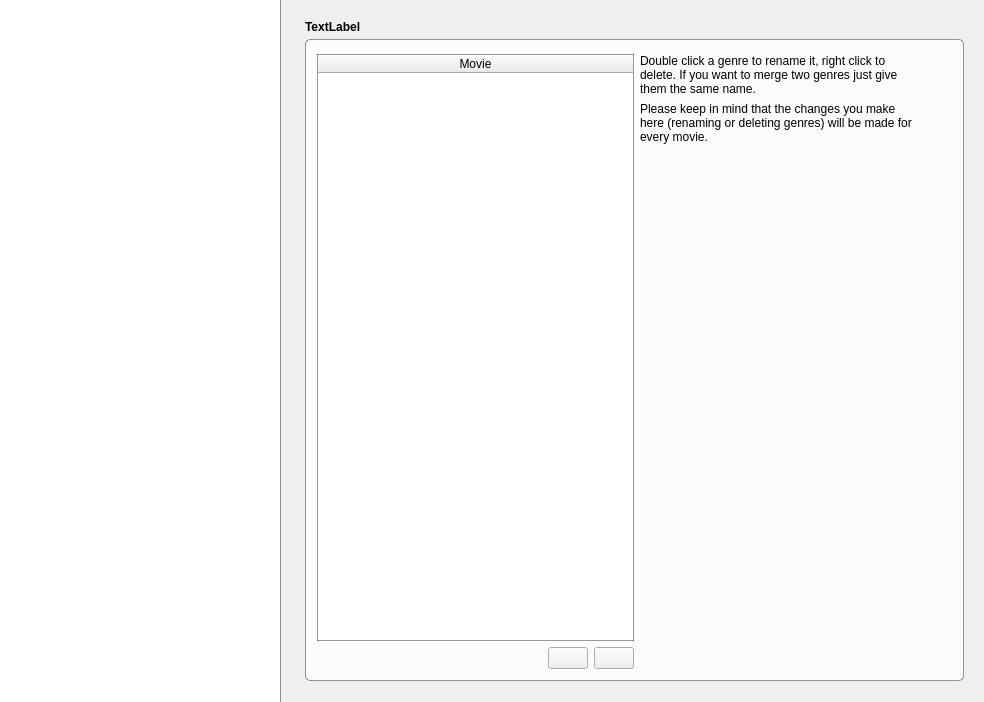
Old version of the form movies/GenreWidget.ui in the repository Komet/MediaElch.
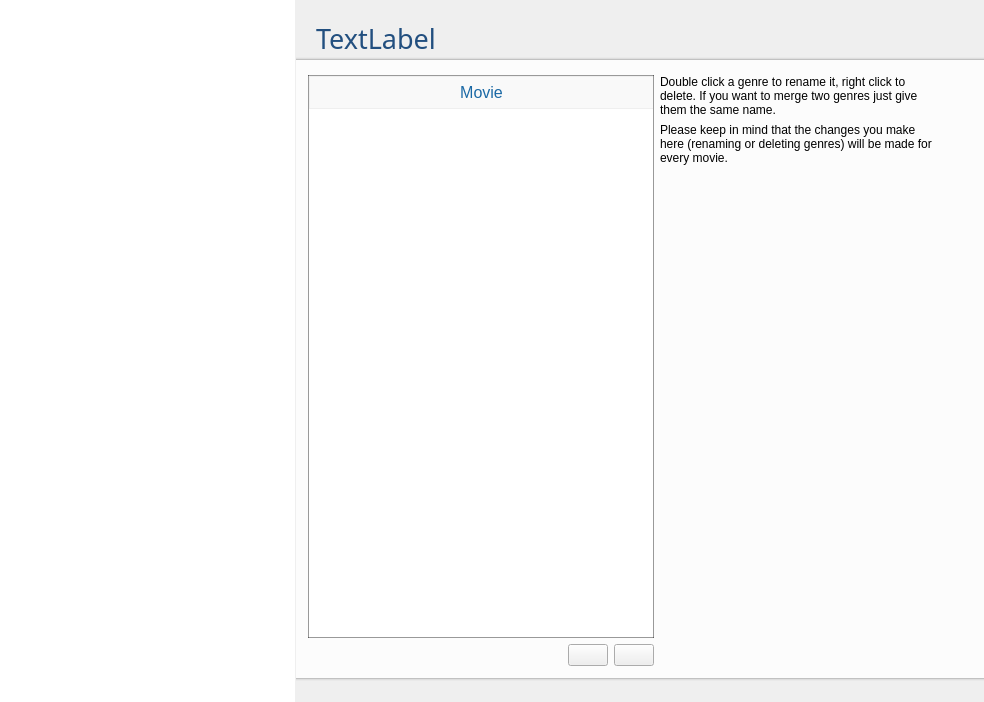
New version of the form. Icons and pictures are not drawn. Custom widgets are drawn as their Qt base class.

The edit to the form file:
```diff
--- a/movies/GenreWidget.ui
+++ b/movies/GenreWidget.ui
@@ -16,7 +16,6 @@
   <property name="styleSheet">
    <string notr="true">#genres {
 	border: 0px;
-	border-right: 1px solid rgba(0, 0, 0, 100);
 }</string>
   </property>
   <layout class="QVBoxLayout" name="verticalLayout_2">
@@ -24,20 +23,19 @@
     <number>0</number>
    </property>
    <item>
-    <widget class="QSplitter" name="splitter">
-     <property name="styleSheet">
-      <string notr="true">QSplitter::handle {
-	background-color: transparent;
-}
-</string>
-     </property>
+    <widget class="MySplitter" name="splitter">
      <property name="orientation">
       <enum>Qt::Horizontal</enum>
      </property>
+     <property name="handleWidth">
+      <number>1</number>
+     </property>
      <widget class="QTableWidget" name="genres">
       <property name="styleSheet">
        <string notr="true">#genres {
 	alternate-background-color: rgb(243, 246, 250);
+	selection-background-color: qlineargradient(spread:pad, x1:0, y1:0, x2:0, y2:1, stop:0 #4185b6, stop:1 #1b6aa5);
+	color: #395265;
 }
 </string>
       </property>
@@ -63,18 +61,18 @@
       </column>
      </widget>
      <widget class="QWidget" name="horizontalLayoutWidget">
-      <layout class="QVBoxLayout" name="verticalLayout_3" stretch="0,1">
+      <layout class="QVBoxLayout" name="verticalLayout_3" stretch="0,0,1,0">
        <property name="spacing">
-        <number>5</number>
+        <number>0</number>
        </property>
        <property name="leftMargin">
-        <number>20</number>
+        <number>0</number>
        </property>
        <property name="topMargin">
         <number>20</number>
        </property>
        <property name="rightMargin">
-        <number>20</number>
+        <number>0</number>
        </property>
        <property name="bottomMargin">
         <number>21</number>
@@ -83,21 +81,47 @@
         <widget class="QLabel" name="genreName">
          <property name="font">
           <font>
-           <weight>75</weight>
-           <bold>true</bold>
+           <family>Pathway Gothic One</family>
+           <pointsize>20</pointsize>
           </font>
          </property>
+         <property name="styleSheet">
+          <string notr="true">color: #224f7f;
+</string>
+         </property>
          <property name="text">
           <string>TextLabel</string>
          </property>
+         <property name="indent">
+          <number>20</number>
+         </property>
+        </widget>
+       </item>
+       <item>
+        <widget class="QWidget" name="widget" native="true">
+         <property name="minimumSize">
+          <size>
+           <width>0</width>
+           <height>3</height>
+          </size>
+         </property>
+         <property name="maximumSize">
+          <size>
+           <width>16777215</width>
+           <height>3</height>
+          </size>
+         </property>
+         <property name="styleSheet">
+          <string notr="true">background-color: qlineargradient(spread:pad, x1:1, y1:1, x2:1, y2:0, stop:0 rgba(100, 100, 100, 255), stop:0.2 rgba(100, 100, 100, 50), stop:1 rgba(255, 255, 255, 0));
+</string>
+         </property>
         </widget>
        </item>
        <item>
         <widget class="QGroupBox" name="groupBox">
          <property name="styleSheet">
           <string notr="true">QGroupBox {
-	border: 1px solid rgba(0, 0, 0, 100);
-	border-radius: 5px;
+	border-radius: 0;
 	background-color: rgba(255, 255, 255, 200);
 }</string>
          </property>
@@ -113,7 +137,31 @@
                <string notr="true">#movies {
 	border: 1px solid rgba(0, 0, 0, 100);
 	alternate-background-color: rgb(243, 246, 250);
-}</string>
+	selection-background-color: qlineargradient(spread:pad, x1:0, y1:0, x2:0, y2:1, stop:0 #4185b6, stop:1 #1b6aa5);
+	color: #395265;
+}
+
+QHeaderView::section {
+    background-color: #f9f9f9;
+    color: rgb(27, 105, 165);
+    border: none;
+    border-left: 1px solid #f0f0f0;
+    font-weight: normal;
+    font-size: 12pt;
+    padding-top: 4px;
+    padding-bottom: 4px;
+    margin-top: 1px;
+    margin-bottom: 1px;
+}
+
+QHeaderView::section:first {
+    border: none;
+}
+
+QHeaderView::section:checked
+{
+}
+</string>
               </property>
               <property name="editTriggers">
                <set>QAbstractItemView::NoEditTriggers</set>
@@ -237,12 +285,40 @@
          </layout>
         </widget>
        </item>
+       <item>
+        <widget class="QWidget" name="widget_2" native="true">
+         <property name="minimumSize">
+          <size>
+           <width>0</width>
+           <height>3</height>
+          </size>
+         </property>
+         <property name="maximumSize">
+          <size>
+           <width>16777215</width>
+           <height>3</height>
+          </size>
+         </property>
+         <property name="styleSheet">
+          <string notr="true">background-color: qlineargradient(spread:pad, x1:1, y1:0, x2:1, y2:1, stop:0 rgba(100, 100, 100, 255), stop:0.2 rgba(100, 100, 100, 50), stop:1 rgba(255, 255, 255, 0));
+</string>
+         </property>
+        </widget>
+       </item>
       </layout>
      </widget>
     </widget>
    </item>
   </layout>
  </widget>
+ <customwidgets>
+  <customwidget>
+   <class>MySplitter</class>
+   <extends>QSplitter</extends>
+   <header>smallWidgets/MySplitter.h</header>
+   <container>1</container>
+  </customwidget>
+ </customwidgets>
  <resources>
   <include location="../MediaElch.qrc"/>
  </resources>
```
